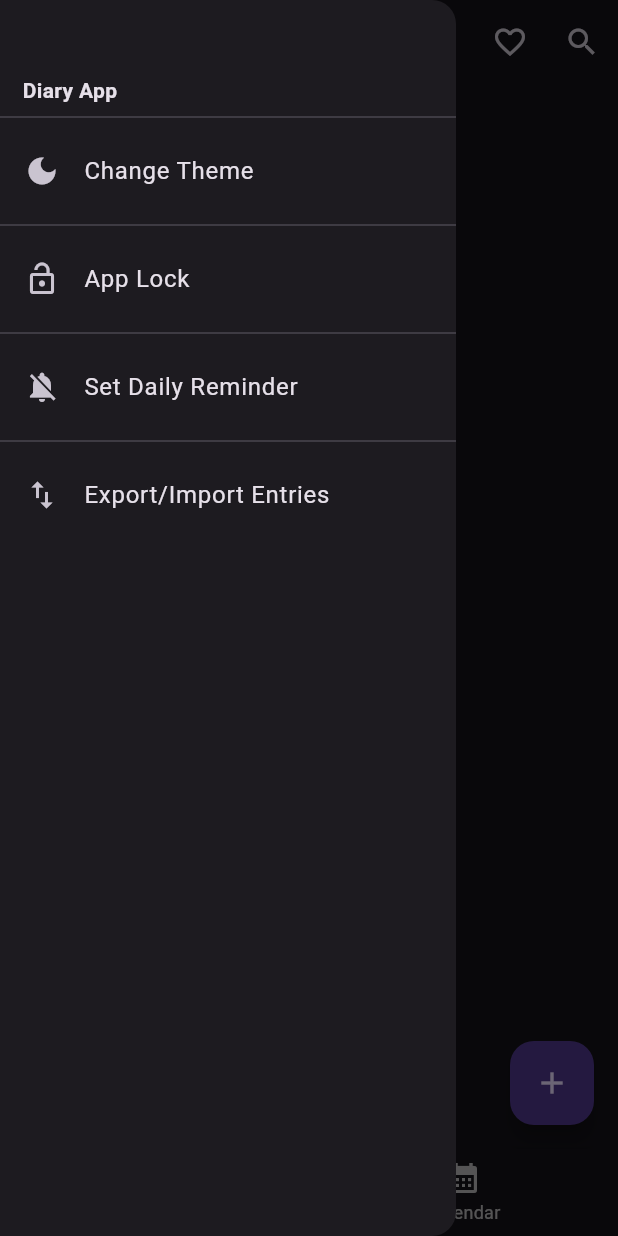
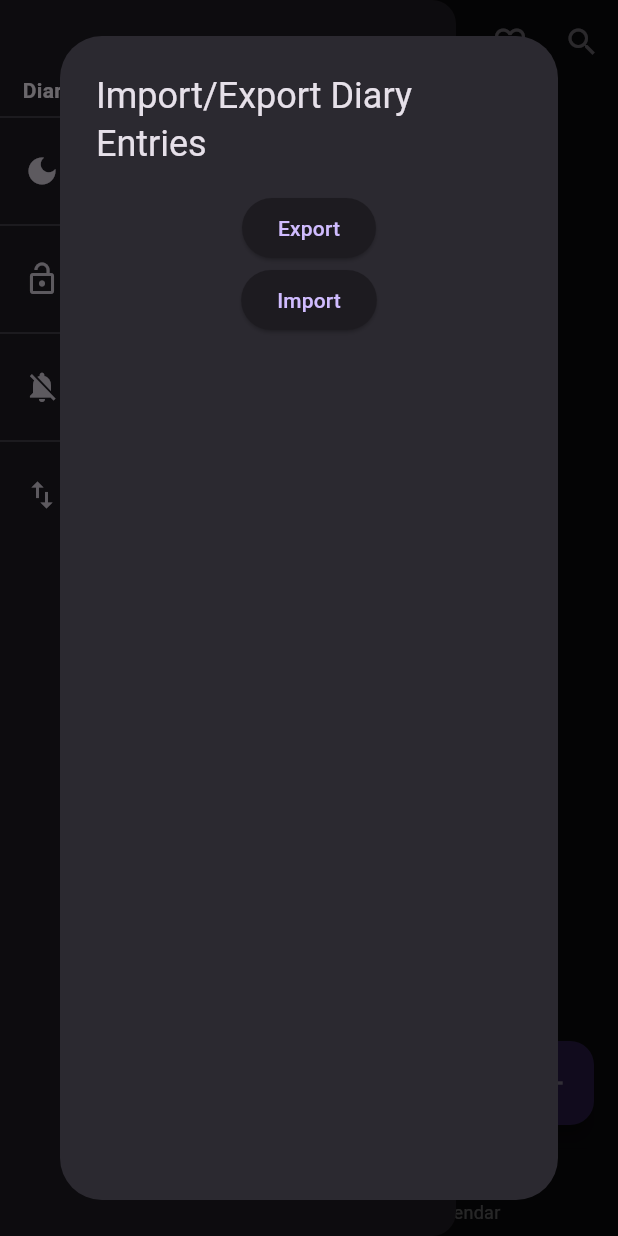
Before and after one commit to Sivaram46/diary_app, a Flutter app: the screen it shows after launch, in the side drawer, after a tap on "Export/Import Entries", on a phone screen of 412 x 824 dp. Run offline on Flutter 3.47's test engine with Material 2 defaults, Android fonts, the phone set to English and light mode, and no system bars; our stand-ins replace file_picker, permission_handler, share_plus, shared_preferences, sqflite, table_calendar; missing offline and left inert: flutter_app_lock; accounts and stored records are empty.

Commit message:
added import/export basic function. had to do UI

```diff
--- a/lib/diary_database.dart
+++ b/lib/diary_database.dart
@@ -82,3 +82,11 @@ Future<List<Diary>> getDiariesFromDB() async {
 
   return entries;
 }
+
+void wipeAndInsertIntoDB(List<Diary> diaryEntries) async {
+  Database db = await createDatabase();
+  db.execute("DELETE FROM diary_entries");
+  for (final entry in diaryEntries) {
+    await db.insert("diary_entries", entry.toMap());
+  }
+}
--- a/lib/diary_drawer.dart
+++ b/lib/diary_drawer.dart
@@ -1,7 +1,13 @@
+import 'dart:io';
+
+import 'package:diary_app/diary_database.dart';
 import 'package:diary_app/diary_model.dart';
 import 'package:flutter/material.dart';
 import 'package:flutter/services.dart';
 import 'package:shared_preferences/shared_preferences.dart';
+import 'package:path_provider/path_provider.dart';
+import 'package:permission_handler/permission_handler.dart';
+import 'package:file_picker/file_picker.dart';
 
 import 'constants.dart';
 
@@ -166,19 +172,86 @@ class _DiaryDrawerState extends State<DiaryDrawer> {
   }
 
   Future<void> _importExport(BuildContext parentContext) async {
-    return await showDialog(
-      context: context,
-      builder: (BuildContext context) {
-        return AlertDialog(
-          title: const Text("Import Export"),
-          content: Column(
-            children: <Widget>[
-               Text("export"),
-               Text("Import"),
-            ],
-          ),
-        );
-      },
+    await showDialog<bool>(
+      context: parentContext,
+      builder: (BuildContext context) => AlertDialog(
+        title: const Text('Import/Export Diary Entries'),
+        content: FutureBuilder<List<Diary>>(
+          future: getDiariesFromDB(),
+          builder: (context, snapshot) {
+            // TODO: Better UI for import and exporting
+            return Column(
+              children: <Widget>[
+                // Export functionality
+                ElevatedButton(
+                    onPressed: () async {
+                      var status = await Permission.storage.status;
+                      // If permission not granted, request it.
+                      if (!status.isGranted) {
+                        await Permission.storage.request();
+                      }
+                      else {
+                        // TODO: use external_path library to get correct paths
+                        if (Platform.isAndroid && snapshot.hasData) {
+                          final diaryEntries = snapshot.data ?? [];
+                          String fileName = DateTime.now().toString().split(".")[0];
+                          fileName = fileName.replaceAll(" ", "--").replaceAll(":", "-");
+                          fileName = "/storage/emulated/0/Download/Memoir-$fileName.txt";
+
+                          final backupFile = File(fileName);
+
+                          String result = "";
+                          for (final entry in diaryEntries) {
+                            result += "${entry.toCSVLine()}\n";
+                          }
+                          backupFile.writeAsString(result);
+                        }
+                      }
+                    },
+                    child: const Text("Export")
+                ),
+
+                // Import functionality
+                ElevatedButton(
+                    onPressed: () async {
+                      var status = await Permission.storage.status;
+                      // If permission not granted, request it.
+                      if (!status.isGranted) {
+                        await Permission.storage.request();
+                      }
+                      else {
+                        FilePickerResult? result = await FilePicker.platform.pickFiles(
+                          dialogTitle:  "Pick a file to import. "
+                                        "Filename in the form of Memoir-<timestamp>.csv. "
+                                        "By importing, ALL existing data would be LOST",
+                          type: FileType.custom,
+                          allowedExtensions: ["txt"],
+                        );
+                        if (result != null) {
+                          // Read diary contents from backup file
+                          // TODO: File name format check
+                          String path = result.files.first.path ?? "";
+                          if (path.isNotEmpty) {
+                            File backupFile = File(path);
+                            List<String> contents = await backupFile.readAsLines();
+                            List<Diary> diaryEntries = contents.map(
+                              (e) => Diary.fromCSVLine(e)
+                            ).toList();
+
+                            // Wipe out existing data and write to database
+                            wipeAndInsertIntoDB(diaryEntries);
+                            setState(() {});
+                          }
+                        }
+                      }
+                    },
+                    child: const Text("Import")
+                ),
+              ],
+            );
+          },
+        ),
+      ),
     );
   }
 
@@ -236,11 +309,12 @@ class _DiaryDrawerState extends State<DiaryDrawer> {
           ),
           const Divider(),
 
-          // TODO: Feature to import and export diary entries
           ListTile(
             leading: const Icon(Icons.import_export),
             title: const Text("Export/Import Entries"),
-            onTap: () {},
+            onTap: () {
+              _importExport(context);
+            },
           ),
         ],
       ),
--- a/lib/diary_model.dart
+++ b/lib/diary_model.dart
@@ -2,10 +2,10 @@ import 'dart:convert';
 
 class Diary {
   DateTime createdDate;
-  String title;
-  String body;
-  String mood;
-  int id;
+  String title = "";
+  String body = "";
+  String mood = "";
+  int id = 0;
 
   Diary({
     required this.createdDate,
@@ -21,13 +21,6 @@ class Diary {
         body = diaryMap['body'],
         mood = diaryMap['mood'],
         id = diaryMap['id'];
-
-  static String toJSONString(Diary diary) => jsonEncode({
-        'created_date': diary.createdDate.toString(),
-        'title': diary.title,
-        'body': diary.body,
-        'mood': diary.mood,
-      });
 
   Map<String, dynamic> toMap() {
     return {
@@ -68,6 +61,19 @@ class Diary {
     return result;
   }
 
+  String toCSVLine() {
+    return '"${createdDate.toString()}","$title","$body","$mood"';
+  }
+
+  Diary.fromCSVLine(String line)
+  : createdDate = DateTime.now() {
+    final entries = line.trim().split(",").map((e) => e.substring(1, e.length - 1)).toList();
+    createdDate = DateTime.parse(entries[0]);
+    title = entries[1];
+    body = entries[2];
+    mood = entries[3];
+  }
+
   @override
   bool operator ==(other) => (other is Diary &&
       createdDate == other.createdDate &&
--- a/lib/main.dart
+++ b/lib/main.dart
@@ -1,6 +1,7 @@
 import 'package:flutter/material.dart';
 import 'package:shared_preferences/shared_preferences.dart';
 import 'package:flutter_app_lock/flutter_app_lock.dart';
+import 'package:permission_handler/permission_handler.dart';
 
 import 'diary_homepage.dart';
 import 'lock_screen.dart';
--- a/pubspec.yaml
+++ b/pubspec.yaml
@@ -37,6 +37,8 @@ dependencies:
   share_plus:
   table_calendar: ^3.0.8
   flutter_app_lock: ^3.0.0
+  permission_handler:
+  file_picker:
 
 
   # The following adds the Cupertino Icons font to your application.
```
Also changed, not shown: pubspec.lock (deleted), 4 other files.
